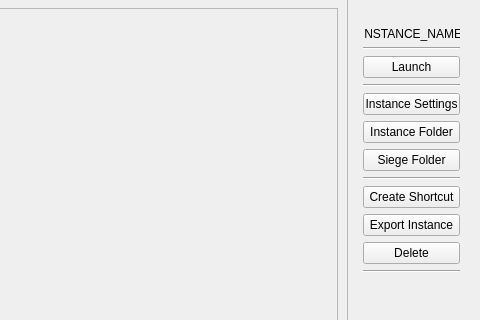
First picture: the form in src/widgets/Main/UI/main_window.ui, repository MultiSiege/MultiSiege, before the edit; both pictures show x 159 to 639 and y 87 to 407 of the 639 by 557 pixel window.
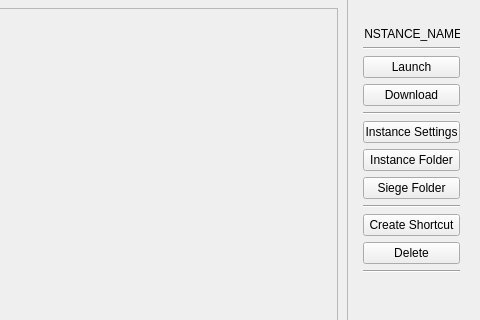
Second picture: the form after the edit. Icons and pictures are not drawn.

```diff
--- a/src/widgets/Main/UI/main_window.ui
+++ b/src/widgets/Main/UI/main_window.ui
@@ -240,6 +240,13 @@
         </property>
        </widget>
       </item>
+      <item>
+       <widget class="QPushButton" name="pb_download">
+        <property name="text">
+         <string>Download</string>
+        </property>
+       </widget>
+      </item>
       <item>
        <widget class="Line" name="line_3">
         <property name="orientation">
@@ -282,13 +289,6 @@
         </property>
        </widget>
       </item>
-      <item>
-       <widget class="QPushButton" name="pb_export_instance">
-        <property name="text">
-         <string>Export Instance</string>
-        </property>
-       </widget>
-      </item>
       <item>
        <widget class="QPushButton" name="pb_delete">
         <property name="text">
```
